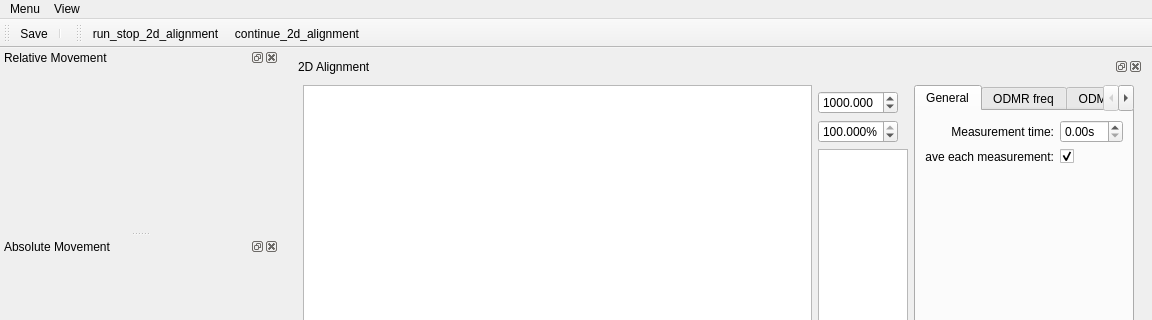
Qt form gui/magnet/ui_simple_magnet_gui.ui (Ulm-IQO/qudi) before a commit; both pictures show x 0 to 1152 and y 0 to 320 of the 1152 by 722 pixel window.
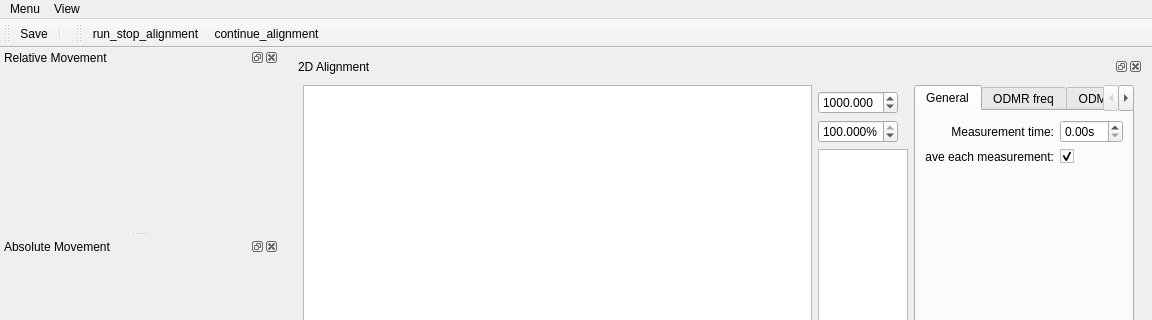
The same form after that commit. Icons and pictures are not drawn. Custom widgets are drawn as their Qt base class.

Commit message: WIP on proper GUI-Logic interface for simple_magnet stuff

```diff
--- a/gui/magnet/ui_simple_magnet_gui.ui
+++ b/gui/magnet/ui_simple_magnet_gui.ui
@@ -790,8 +790,8 @@
    <attribute name="toolBarBreak">
     <bool>false</bool>
    </attribute>
-   <addaction name="run_stop_2d_alignment_Action"/>
-   <addaction name="continue_2d_alignment_Action"/>
+   <addaction name="run_stop_alignment_Action"/>
+   <addaction name="continue_alignment_Action"/>
   </widget>
   <action name="magnet_settings_Action">
    <property name="icon">
@@ -828,7 +828,7 @@
     <string>Save alignment data</string>
    </property>
   </action>
-  <action name="run_stop_2d_alignment_Action">
+  <action name="run_stop_alignment_Action">
    <property name="checkable">
     <bool>true</bool>
    </property>
@@ -841,13 +841,13 @@
      <normalon>../../artwork/icons/qudiTheme/22x22/stop-counter.png</normalon>../../artwork/icons/qudiTheme/22x22/start-counter.png</iconset>
    </property>
    <property name="text">
-    <string>run_stop_2d_alignment</string>
+    <string>run_stop_alignment</string>
    </property>
    <property name="toolTip">
     <string>Run or stop a 2D alignment</string>
    </property>
   </action>
-  <action name="continue_2d_alignment_Action">
+  <action name="continue_alignment_Action">
    <property name="checkable">
     <bool>true</bool>
    </property>
@@ -857,7 +857,7 @@
      <normalon>../../artwork/icons/qudiTheme/22x22/stop-counter.png</normalon>../../artwork/icons/qudiTheme/22x22/restart-counter.png</iconset>
    </property>
    <property name="text">
-    <string>continue_2d_alignment</string>
+    <string>continue_alignment</string>
    </property>
    <property name="toolTip">
     <string>Continue or Stop a 2D alignment</string>
```
The commit also changes 2 other files.
